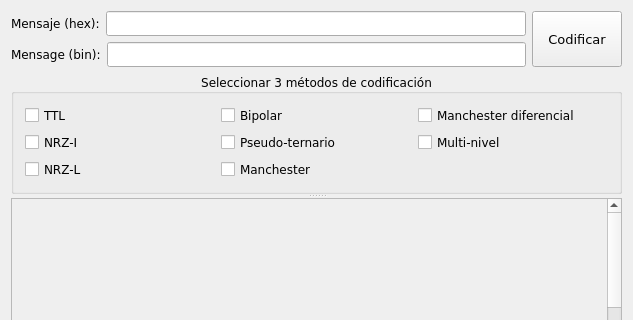
This is mainwindow.ui in chrishenx/binary-encoding-practice as Qt 5 draws it before an edit; both pictures show x 0 to 633 and y 0 to 320 of the 633 by 469 pixel window. The edited form follows.
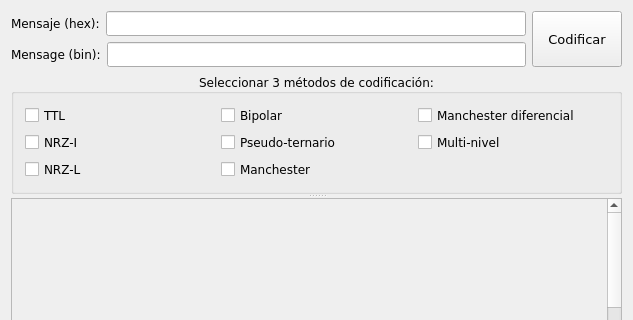
This is the edited form. Custom widgets are drawn as their Qt base class.

Commit message: Chang done in order to test the last implemented encoding methods

```diff
--- a/mainwindow.ui
+++ b/mainwindow.ui
@@ -136,7 +136,7 @@
         </size>
        </property>
        <property name="title">
-        <string>Seleccionar 3 métodos de codificación</string>
+        <string>Seleccionar 3 métodos de codificación:</string>
        </property>
        <property name="alignment">
         <set>Qt::AlignCenter</set>
```
The commit also changes 1 other file.
